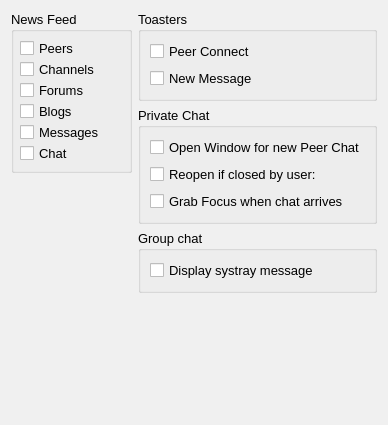
The window that retroshare-gui/src/gui/settings/NotifyPage.ui (RetroShare/RetroShare) describes before a commit, drawn with Qt 5.
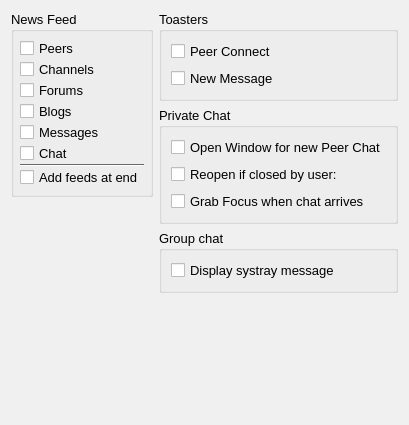
The same window after the commit.

Commit message: New setting for adding the feeds at the end in friend storm.

```diff
--- a/retroshare-gui/src/gui/settings/NotifyPage.ui
+++ b/retroshare-gui/src/gui/settings/NotifyPage.ui
@@ -558,6 +558,20 @@
             </property>
            </widget>
           </item>
+          <item>
+           <widget class="Line" name="line">
+            <property name="orientation">
+             <enum>Qt::Horizontal</enum>
+            </property>
+           </widget>
+          </item>
+          <item>
+           <widget class="QCheckBox" name="addFeedsAtEnd">
+            <property name="text">
+             <string>Add feeds at end</string>
+            </property>
+           </widget>
+          </item>
          </layout>
         </widget>
        </item>
```
The commit also changes 5 other files.
